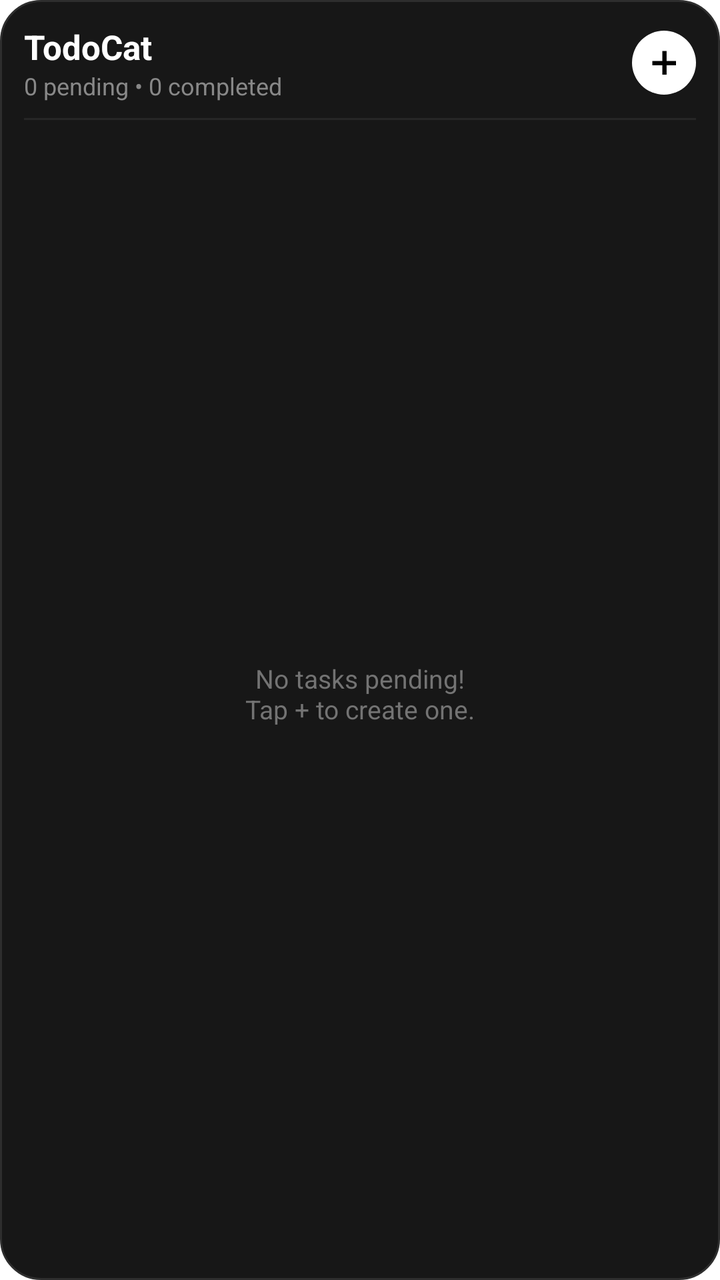
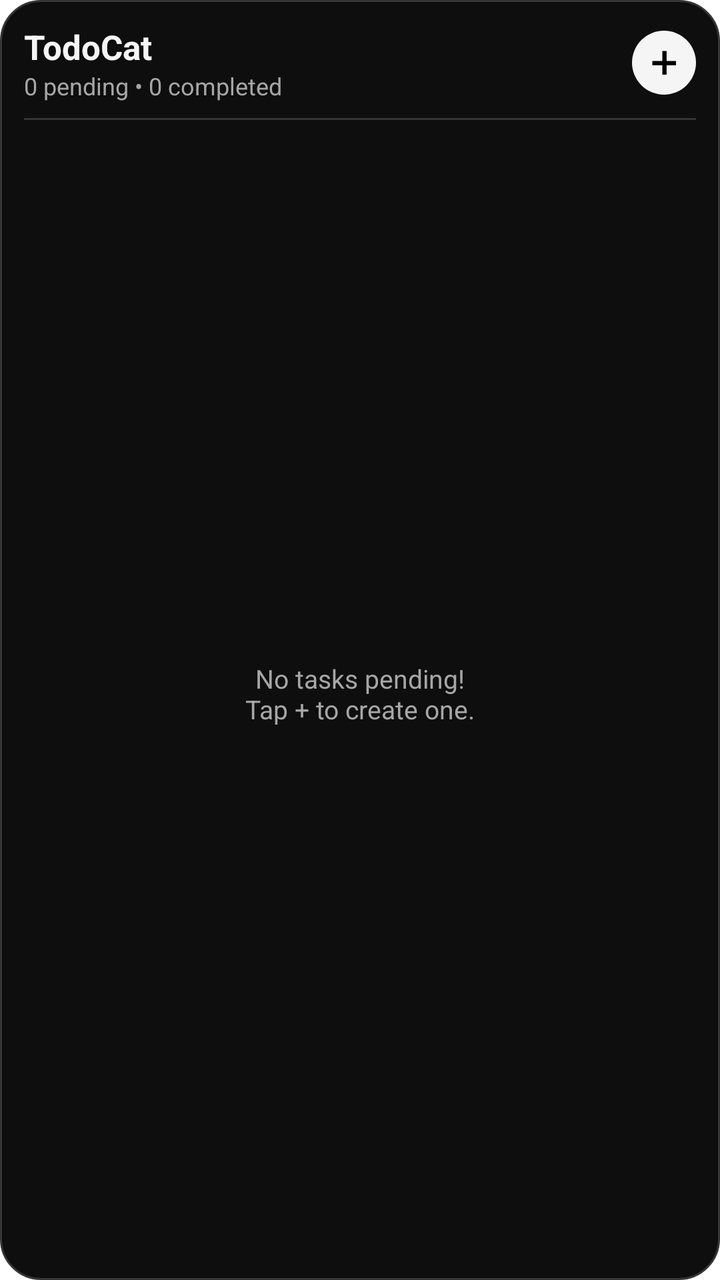

Compare the two renders of this Android layout. The source of the first and the diff that turns it into the second are given below.
<!-- AndroidManifest.xml: fallback theme Theme.MaterialComponents.DayNight.NoActionBar -->
<!-- res/layout/todocat_list_widget.xml -->
<?xml version="1.0" encoding="utf-8"?>
<LinearLayout xmlns:android="http://schemas.android.com/apk/res/android"
    android:id="@+id/widget_list_root"
    android:layout_width="match_parent"
    android:layout_height="match_parent"
    android:background="@drawable/widget_background"
    android:orientation="vertical"
    android:padding="12dp">

    
    <LinearLayout
        android:id="@+id/widget_list_header"
        android:layout_width="match_parent"
        android:layout_height="wrap_content"
        android:gravity="center_vertical"
        android:orientation="horizontal"
        android:paddingBottom="8dp">

        <LinearLayout
            android:layout_width="0dp"
            android:layout_height="wrap_content"
            android:layout_weight="1"
            android:orientation="vertical">

            <TextView
                android:id="@+id/widget_list_title"
                android:layout_width="wrap_content"
                android:layout_height="wrap_content"
                android:text="TodoCat"
                android:fontFamily="sans-serif-rounded"
                android:textColor="#FFFFFF"
                android:textSize="17sp"
                android:textStyle="bold" />

            <TextView
                android:id="@+id/widget_list_count"
                android:layout_width="wrap_content"
                android:layout_height="wrap_content"
                android:text="0 pending • 0 completed"
                android:fontFamily="sans-serif-rounded"
                android:textColor="#888888"
                android:textSize="12sp" />
        </LinearLayout>

        
        <ImageView
            android:id="@+id/widget_list_btn_add"
            android:layout_width="32dp"
            android:layout_height="32dp"
            android:background="@drawable/widget_add_btn_bg"
            android:src="@drawable/ic_widget_add"
            android:scaleType="centerInside"
            android:padding="6dp"
            android:contentDescription="Add Task" />
    </LinearLayout>

    
    <ImageView
        android:id="@+id/widget_list_divider"
        android:layout_width="match_parent"
        android:layout_height="1dp"
        android:src="@drawable/widget_divider" />

    
    <FrameLayout
        android:layout_width="match_parent"
        android:layout_height="0dp"
        android:layout_weight="1"
        android:layout_marginTop="6dp">

        <ListView
            android:id="@+id/widget_list_view"
            android:layout_width="match_parent"
            android:layout_height="match_parent"
            android:divider="#1E1E1E"
            android:dividerHeight="1dp" />

        <TextView
            android:id="@+id/widget_list_empty"
            android:layout_width="match_parent"
            android:layout_height="match_parent"
            android:gravity="center"
            android:fontFamily="sans-serif-rounded"
            android:text="No tasks pending!\nTap + to create one."
            android:textColor="#737373"
            android:textSize="13sp" />
    </FrameLayout>

</LinearLayout>
<!-- resources referenced by this layout -->
<resources>
  <!-- drawable ic_widget_add: png bitmap (drawable, 243 bytes) -->
  <!-- drawable widget_add_btn_bg (drawable) -->
  <?xml version="1.0" encoding="utf-8"?>
  <shape xmlns:android="http://schemas.android.com/apk/res/android"
      android:shape="oval">
      <solid android:color="#FFFFFF" />
  </shape>
  <!-- drawable widget_background (drawable) -->
  <?xml version="1.0" encoding="utf-8"?>
  <shape xmlns:android="http://schemas.android.com/apk/res/android">
      <solid android:color="#171717"/>
      <stroke android:width="1dp" android:color="#2E2E2E"/>
      <corners android:radius="20dp"/>
  </shape>
  <!-- drawable widget_divider (drawable) -->
  <?xml version="1.0" encoding="utf-8"?>
  <shape xmlns:android="http://schemas.android.com/apk/res/android">
      <solid android:color="#262626" />
      <size android:height="1dp" />
  </shape>
</resources>

<!-- the commit's change to res/layout/todocat_list_widget.xml (unified diff, before → after) -->
@@ -28,7 +28,7 @@
                 android:layout_height="wrap_content"
                 android:text="TodoCat"
                 android:fontFamily="sans-serif-rounded"
-                android:textColor="#FFFFFF"
+                android:textColor="#F5F5F5"
                 android:textSize="17sp"
                 android:textStyle="bold" />
 
@@ -38,7 +38,7 @@
                 android:layout_height="wrap_content"
                 android:text="0 pending • 0 completed"
                 android:fontFamily="sans-serif-rounded"
-                android:textColor="#888888"
+                android:textColor="#A6A6A6"
                 android:textSize="12sp" />
         </LinearLayout>
 
@@ -72,7 +72,7 @@
             android:id="@+id/widget_list_view"
             android:layout_width="match_parent"
             android:layout_height="match_parent"
-            android:divider="#1E1E1E"
+            android:divider="#353535"
             android:dividerHeight="1dp" />
 
         <TextView
@@ -82,7 +82,7 @@
             android:gravity="center"
             android:fontFamily="sans-serif-rounded"
             android:text="No tasks pending!\nTap + to create one."
-            android:textColor="#737373"
+            android:textColor="#A6A6A6"
             android:textSize="13sp" />
     </FrameLayout>
 
<!-- resource entries referenced after the edit -->
@@ -5,19 +5,19 @@
   <?xml version="1.0" encoding="utf-8"?>
   <shape xmlns:android="http://schemas.android.com/apk/res/android"
       android:shape="oval">
-      <solid android:color="#FFFFFF" />
+      <solid android:color="#F5F5F5" />
   </shape>
   <!-- drawable widget_background (drawable) -->
   <?xml version="1.0" encoding="utf-8"?>
   <shape xmlns:android="http://schemas.android.com/apk/res/android">
-      <solid android:color="#171717"/>
-      <stroke android:width="1dp" android:color="#2E2E2E"/>
+      <solid android:color="#0E0E0E"/>
+      <stroke android:width="1dp" android:color="#353535"/>
       <corners android:radius="20dp"/>
   </shape>
   <!-- drawable widget_divider (drawable) -->
   <?xml version="1.0" encoding="utf-8"?>
   <shape xmlns:android="http://schemas.android.com/apk/res/android">
-      <solid android:color="#262626" />
+      <solid android:color="#353535" />
       <size android:height="1dp" />
   </shape>
 </resources>
